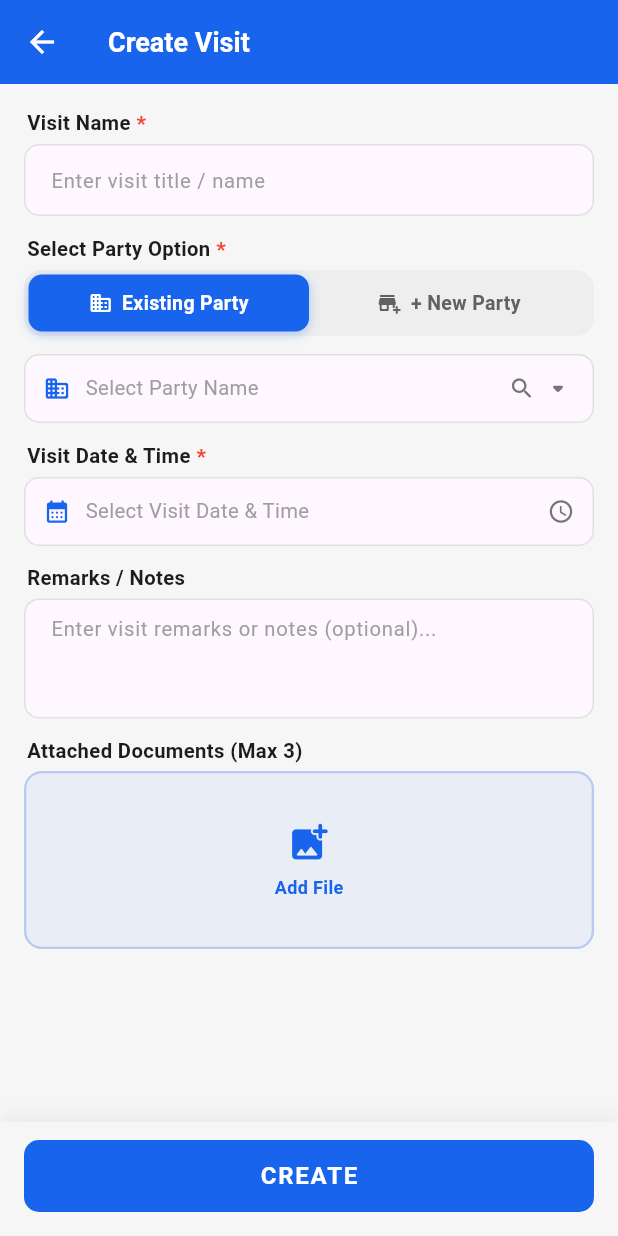
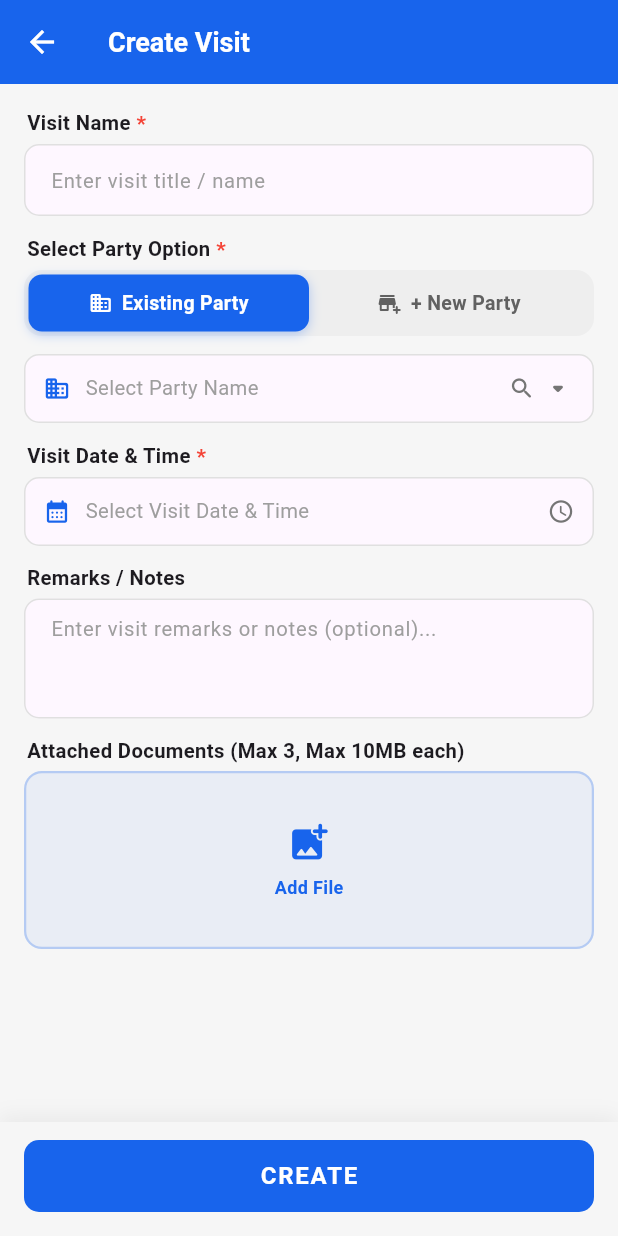
Before and after one commit to PurveshItaliya/Tax_hrm_2.0, a Flutter app: the CreateVisitScreen screen opened directly, after a tap on "Existing Party", on a phone screen of 412 x 824 dp. Run offline on Flutter 3.47's test engine with Material 3 defaults, Android fonts, the phone set to English and light mode, and no system bars; our stand-ins replace animated_custom_dropdown, awesome_dialog, cached_network_image, calendar_view, camera, connectivity_plus and 31 more; missing offline and left inert: excel, flutter_background_service, flutter_pdfview, google_mlkit_face_detection, liquid_glass_easy, screen_brightness and 4 more; accounts and stored records are empty; network calls fail; project files that could hold a hidden picture were left out.

Commit message:
Merge conflict changes

```diff
--- a/lib/page/visit/create_visit_screen.dart
+++ b/lib/page/visit/create_visit_screen.dart
@@ -367,7 +367,7 @@
                     ),
                     const SizedBox(height: 12),
 
-                    _buildLabel(address1String, context),
+                    _buildLabel(address1String, context, isRequired: true),
                     TextField(
                       controller: controller.newPartyAdd1Controller,
                       style: TextStyle(color: Theme.of(context).textTheme.bodyLarge?.color, fontSize: 13.5),
--- a/lib/translations/en_translations.dart
+++ b/lib/translations/en_translations.dart
@@ -787,7 +787,7 @@
   'employeeHashString': 'Employee #',
   'remarksNotesString': 'Remarks / Notes',
   'enterVisitRemarksString': 'Enter visit remarks or notes (optional)...',
-  'attachedDocumentsMax3String': 'Attached Documents (Max 3)',
+  'attachedDocumentsMax3String': 'Attached Documents (Max 3, Max 10MB each)',
   'createString': 'CREATE',
   'selectPartyString': 'Select Party',
   'searchPartyByNameString': 'Search party by name...',
--- a/lib/translations/gu_translations.dart
+++ b/lib/translations/gu_translations.dart
@@ -791,7 +791,7 @@
   'employeeHashString': 'કર્મચારી #',
   'remarksNotesString': 'નોંધો / ટિપ્પણીઓ',
   'enterVisitRemarksString': 'મુલાકાતની નોંધો અથવા ટિપ્પણીઓ દાખલ કરો (વૈકલ્પિક)...',
-  'attachedDocumentsMax3String': 'જોડાયેલ દસ્તાવેજો (મહત્તમ 3)',
+  'attachedDocumentsMax3String': 'જોડાયેલ દસ્તાવેજો (વધુમાં વધુ 3, દરેક વધુમાં વધુ 10 MB)',
   'createString': 'બનાવો',
   'selectPartyString': 'પાર્ટી પસંદ કરો',
   'searchPartyByNameString': 'નામ દ્વારા પાર્ટી શોધો...',
--- a/lib/translations/hi_translations.dart
+++ b/lib/translations/hi_translations.dart
@@ -790,7 +790,7 @@
   'employeeHashString': 'कर्मचारी #',
   'remarksNotesString': 'टिप्पणियाँ / नोट्स',
   'enterVisitRemarksString': 'विज़िट की टिप्पणियाँ या नोट्स दर्ज करें (वैकल्पिक)...',
-  'attachedDocumentsMax3String': 'संलग्न दस्तावेज़ (अधिकतम 3)',
+  'attachedDocumentsMax3String': 'संलग्न दस्तावेज़ (अधिकतम 3, प्रत्येक अधिकतम 10 MB)',
   'createString': 'बनाएँ',
   'selectPartyString': 'पार्टी चुनें',
   'searchPartyByNameString': 'नाम से पार्टी खोजें...',
--- a/lib/utils/titlesfile.dart
+++ b/lib/utils/titlesfile.dart
@@ -814,7 +814,7 @@
 String get employeeHashString => LanguageProvider.translate("employeeHashString", "Employee #");
 String get remarksNotesString => LanguageProvider.translate("remarksNotesString", "Remarks / Notes");
 String get enterVisitRemarksString => LanguageProvider.translate("enterVisitRemarksString", "Enter visit remarks or notes (optional)...");
-String get attachedDocumentsMax3String => LanguageProvider.translate("attachedDocumentsMax3String", "Attached Documents (Max 3)");
+String get attachedDocumentsMax3String => LanguageProvider.translate("attachedDocumentsMax3String", "Attached Documents (Max 3, Max 10MB each)");
 String get createString => LanguageProvider.translate("createString", "CREATE");
 String get selectPartyString => LanguageProvider.translate("selectPartyString", "Select Party");
 String get searchPartyByNameString => LanguageProvider.translate("searchPartyByNameString", "Search party by name...");
```
Also changed, not shown: lib/services/offline_punch_sync_service.dart (+11 -0 lines), 1 other file.
